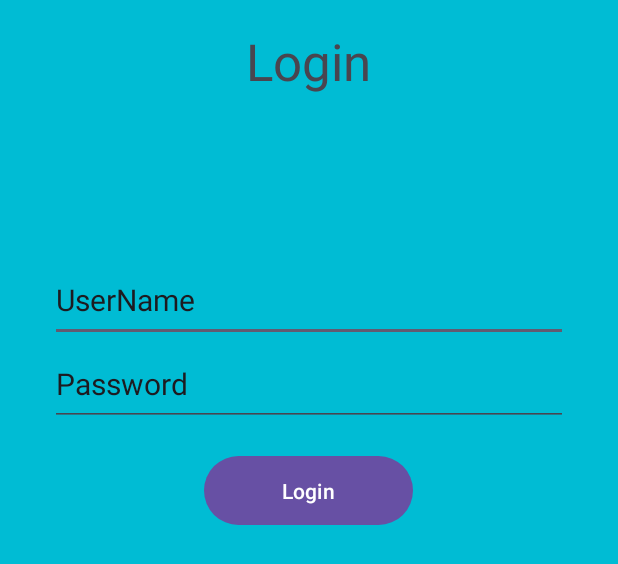
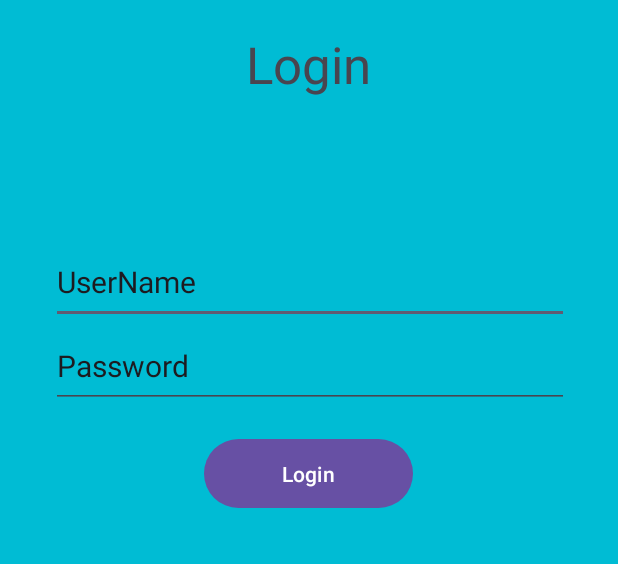
Before and after one commit to Giladkeller/Backgammon, an Android app: the layout login.xml on its own in the app's theme, with its tools: preview values and no code run, on a phone screen of 412 x 824 dp. Shown: the top 564 px of the screen. Run offline under Robolectric (Android 15) with nearby library versions, the phone set to English and light mode, and no system bars.

Commit message:
need fix pop ups

```diff
--- a/app/src/main/res/layout/login.xml
+++ b/app/src/main/res/layout/login.xml
@@ -8,8 +8,8 @@
 
     <TextView
         android:id="@+id/tvLogin"
-        android:layout_width="158dp"
-        android:layout_height="44dp"
+        android:layout_width="113dp"
+        android:layout_height="50dp"
         android:layout_weight="1"
         android:gravity="center"
         android:text="Login"
@@ -25,11 +25,12 @@
         android:id="@+id/edUsername"
         android:layout_width="345dp"
         android:layout_height="55dp"
-        android:layout_marginBottom="596dp"
+        android:layout_marginBottom="608dp"
         android:text="UserName"
         android:textSize="20sp"
         app:layout_constraintBottom_toBottomOf="parent"
         app:layout_constraintEnd_toEndOf="parent"
+        app:layout_constraintHorizontal_bias="0.513"
         app:layout_constraintStart_toStartOf="parent"
         app:layout_constraintTop_toBottomOf="@+id/tvSignin"
         app:layout_constraintVertical_bias="0.037" />
@@ -38,11 +39,12 @@
         android:id="@+id/edPassword"
         android:layout_width="345dp"
         android:layout_height="55dp"
-        android:layout_marginBottom="540dp"
+        android:layout_marginBottom="552dp"
         android:text="Password"
         android:textSize="20sp"
         app:layout_constraintBottom_toBottomOf="parent"
         app:layout_constraintEnd_toEndOf="parent"
+        app:layout_constraintHorizontal_bias="0.513"
         app:layout_constraintStart_toStartOf="parent"
         app:layout_constraintTop_toBottomOf="@+id/tvSignin"
         app:layout_constraintVertical_bias="0.147" />
```
